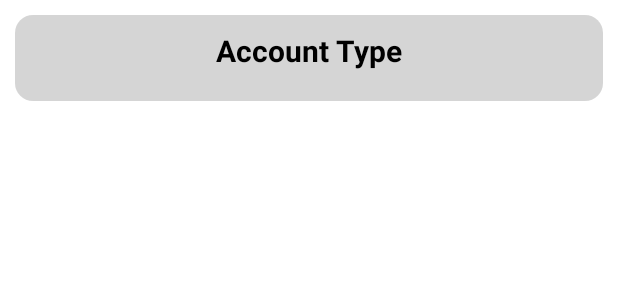
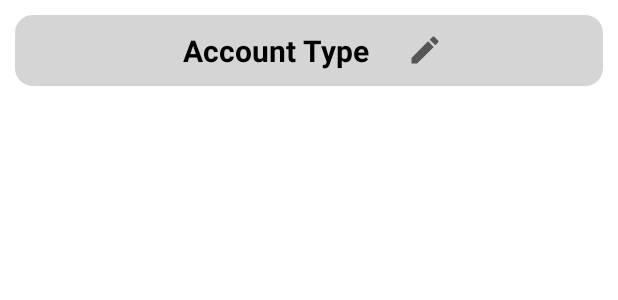
Before and after one commit to Lalit555/encrypto-password-manager-1, an Android app: the layout rv_rows.xml on its own in the app's theme, with its tools: preview values and no code run, on a phone screen of 412 x 824 dp. Shown: the top 300 px of the screen. Run offline under Robolectric (Android 15) with nearby library versions, the phone set to English and light mode, and no system bars.

Commit message:
Added Update and edit Option

```diff
--- a/app/src/main/java/com/skdevstudio/encrypto/BiometricActivity.kt
+++ b/app/src/main/java/com/skdevstudio/encrypto/BiometricActivity.kt
@@ -30,7 +30,6 @@ class BiometricActivity : AppCompatActivity() {
         supportActionBar?.title = "Biometric"
 
         val intent = Intent(this, ShowIDs::class.java)
-        val mediaPlayer = MediaPlayer.create(this, R.raw.fp_done_audio)
 
 //        ************* Biometric *********************
 
@@ -51,7 +50,6 @@ class BiometricActivity : AppCompatActivity() {
 
             override fun onAuthenticationSucceeded(result: BiometricPrompt.AuthenticationResult) {
                 super.onAuthenticationSucceeded(result)
-                mediaPlayer?.start()
                 toast("Success!")
                 binding.fpDone.visibility = View.VISIBLE
                 binding.fpimg.visibility = View.GONE
--- /dev/null
+++ b/app/src/main/res/drawable/ic_baseline_edit_24.xml
@@ -0,0 +1,10 @@
+<vector xmlns:android="http://schemas.android.com/apk/res/android"
+    android:width="24dp"
+    android:height="24dp"
+    android:viewportWidth="24"
+    android:viewportHeight="24"
+    android:tint="?attr/colorControlNormal">
+  <path
+      android:fillColor="@android:color/white"
+      android:pathData="M3,17.25V21h3.75L17.81,9.94l-3.75,-3.75L3,17.25zM20.71,7.04c0.39,-0.39 0.39,-1.02 0,-1.41l-2.34,-2.34c-0.39,-0.39 -1.02,-0.39 -1.41,0l-1.83,1.83 3.75,3.75 1.83,-1.83z"/>
+</vector>
--- a/app/src/main/res/layout/activity_main.xml
+++ b/app/src/main/res/layout/activity_main.xml
@@ -5,7 +5,7 @@
     android:layout_width="match_parent"
     android:layout_height="match_parent"
     android:orientation="vertical"
-    android:background="#085E17EB"
+    android:background="@drawable/mainbg"
     tools:context=".MainActivity">
 
 
@@ -14,7 +14,7 @@
         android:layout_height="wrap_content"
         android:orientation="vertical"
         android:gravity="center"
-        android:background="@drawable/gradient">
+        android:background="@android:color/transparent">
         <androidx.cardview.widget.CardView
             android:layout_width="wrap_content"
             android:layout_height="wrap_content"
@@ -34,7 +34,7 @@
         android:layout_height="match_parent"
         android:orientation="vertical"
         android:gravity="center"
-        android:background="@color/accent2">
+        android:background="@android:color/transparent">
         <androidx.appcompat.widget.AppCompatButton
             android:layout_width="match_parent"
             android:layout_height="wrap_content"
--- a/app/src/main/res/layout/activity_show_ids.xml
+++ b/app/src/main/res/layout/activity_show_ids.xml
@@ -5,10 +5,13 @@
     android:layout_width="match_parent"
     android:layout_height="match_parent"
     android:orientation="vertical"
+    android:background="@drawable/showbg"
     android:animateLayoutChanges="true"
     tools:context=".ShowIDs">
+
     <androidx.recyclerview.widget.RecyclerView
         android:layout_width="match_parent"
         android:layout_height="match_parent"
         android:id="@+id/credentialDataRv"/>
+
 </LinearLayout>
--- a/app/src/main/res/layout/rv_rows.xml
+++ b/app/src/main/res/layout/rv_rows.xml
@@ -9,15 +9,38 @@
     android:animateLayoutChanges="true"
     android:background="@drawable/transulentwhitebg">
 
+
+
+    <LinearLayout
+        android:layout_width="match_parent"
+        android:layout_height="wrap_content"
+        android:animateLayoutChanges="true"
+        android:gravity="center"
+        android:id="@+id/headerRv"
+        android:orientation="horizontal">
+
         <TextView
             android:layout_width="wrap_content"
             android:layout_height="wrap_content"
             android:text="@string/account_type"
             android:id="@+id/accountTypeTextView"
+            android:layout_gravity="center"
+            android:layout_marginHorizontal="5dp"
             android:textColor="@color/whiteandblack"
             android:textStyle="bold"
             android:textSize="20sp"
-        android:layout_marginBottom="10dp"/>
+            android:layout_marginBottom="0dp"/>
+        <ImageButton
+            android:layout_width="wrap_content"
+            android:layout_height="wrap_content"
+            android:layout_gravity="center_vertical"
+            android:background="@android:color/transparent"
+            android:id="@+id/editBtn"
+            android:layout_marginStart="20dp"
+            android:src="@drawable/ic_baseline_edit_24"/>
+
+
+    </LinearLayout>
 
     <LinearLayout
         android:layout_width="match_parent"
@@ -25,6 +48,7 @@
         android:gravity="end"
         android:id="@+id/usernameLayout"
         android:visibility="gone"
+        android:layout_marginTop="10dp"
         android:animateLayoutChanges="true"
         android:orientation="horizontal">
         <TextView
```
Also changed, not shown: app/src/main/java/com/skdevstudio/encrypto/AddIds.kt (+26 -5 lines), app/src/main/java/com/skdevstudio/encrypto/CustomAdapter.kt (+17 -6 lines), app/src/main/java/com/skdevstudio/encrypto/MainActivity.kt (+2 -5 lines), app/src/main/java/com/skdevstudio/encrypto/ShowIDs.kt (+12 -0 lines), app/src/main/res/drawable-nodpi/showbg.jpg (added), 1 other file. Lines whose indentation alone changed are shown as unchanged.
